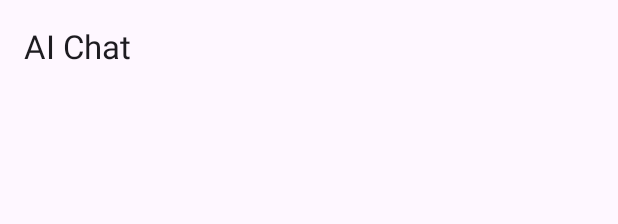
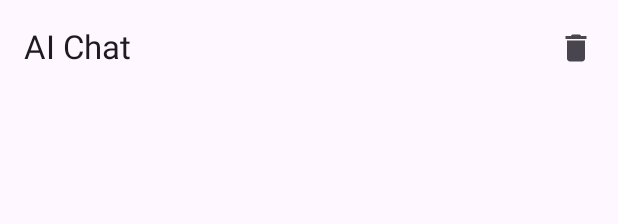
Before and after one commit to rogerrocaarano/uagrm_topicos_AiChat, an Android app built with Jetpack Compose: the @Preview function AppAndroidPreview, on a phone screen of 412 x 824 dp. Shown: the top 224 px of the screen. Run offline under Robolectric (Android 15) with nearby library versions, the phone set to English and light mode, and no system bars; libraries missing offline, so code that uses them is left out: com.mikepenz.markdown.

Commit message:
feat: add chat message discard functionality and auto-scroll to new messages

```diff
--- a/android_ios/composeApp/src/commonMain/kotlin/me/rogerroca/aichat/repositories/MessageRepository.kt
+++ b/android_ios/composeApp/src/commonMain/kotlin/me/rogerroca/aichat/repositories/MessageRepository.kt
@@ -15,6 +15,10 @@ object MessageRepository {
         return _messages.value
     }
 
+    fun clearMessages() {
+        _messages.value = emptyList()
+    }
+
     suspend fun addUserMessage(message: String) {
         _messages.value += Message(message, true)
 
--- a/android_ios/composeApp/src/commonMain/kotlin/me/rogerroca/aichat/ui/components/ChatMessages.kt
+++ b/android_ios/composeApp/src/commonMain/kotlin/me/rogerroca/aichat/ui/components/ChatMessages.kt
@@ -6,9 +6,11 @@ import androidx.compose.foundation.layout.Spacer
 import androidx.compose.foundation.layout.padding
 import androidx.compose.foundation.lazy.LazyColumn
 import androidx.compose.foundation.lazy.items
+import androidx.compose.foundation.lazy.rememberLazyListState
 import androidx.compose.material3.MaterialTheme
 import androidx.compose.material3.Text
 import androidx.compose.runtime.Composable
+import androidx.compose.runtime.LaunchedEffect
 import androidx.compose.ui.Modifier
 import androidx.compose.ui.graphics.Color
 import androidx.compose.ui.unit.dp
@@ -17,7 +19,16 @@ import me.rogerroca.aichat.data.Message
 
 @Composable
 fun ChatMessages(messages: List<Message>) {
-    LazyColumn {
+    // Remember the state of the list, so we can scroll to the bottom when a new message is added
+    val listState = rememberLazyListState()
+    LaunchedEffect(messages.size) {
+        if (messages.size > 2) {
+            listState.animateScrollToItem(messages.size - 2)
+        }
+    }
+    LazyColumn(
+        state = listState
+    ) {
         items(messages) { message ->
             if (message.isUserMessage) {
                 Row(
--- a/android_ios/composeApp/src/commonMain/kotlin/me/rogerroca/aichat/ui/screens/ChatScreen.kt
+++ b/android_ios/composeApp/src/commonMain/kotlin/me/rogerroca/aichat/ui/screens/ChatScreen.kt
@@ -1,11 +1,19 @@
 package me.rogerroca.aichat.ui.screens
 
+import androidx.compose.material.icons.Icons
+import androidx.compose.material.icons.filled.Delete
+import androidx.compose.material3.AlertDialog
+import androidx.compose.material3.Button
 import androidx.compose.material3.ExperimentalMaterial3Api
+import androidx.compose.material3.Icon
+import androidx.compose.material3.IconButton
 import androidx.compose.material3.Scaffold
 import androidx.compose.material3.Text
 import androidx.compose.material3.TopAppBar
 import androidx.compose.material3.TopAppBarDefaults
 import androidx.compose.runtime.Composable
+import androidx.compose.runtime.mutableStateOf
+import androidx.compose.runtime.remember
 import androidx.compose.ui.Modifier
 import androidx.compose.ui.input.nestedscroll.nestedScroll
 import me.rogerroca.aichat.repositories.MessageRepository
@@ -15,10 +23,41 @@ import me.rogerroca.aichat.ui.components.Chat
 @Composable
 fun ChatScreen(title: String) {
     val scrollBehavior = TopAppBarDefaults.pinnedScrollBehavior()
+    val showDiscardChatConfirmation = remember { mutableStateOf(false) }
+
+    if (showDiscardChatConfirmation.value) {
+        AlertDialog(
+            onDismissRequest = { showDiscardChatConfirmation.value = false },
+            title = { Text("Discard Chat Messages") },
+            text = { Text("Are you sure you want to discard all chat messages?") },
+            confirmButton = {
+                Button(onClick = {
+                    MessageRepository.clearMessages()
+                    showDiscardChatConfirmation.value = false
+                }) {
+                    Text("Discard")
+                }
+            },
+            dismissButton = {
+                Button(onClick = { showDiscardChatConfirmation.value = false }) {
+                    Text("Cancel")
+                }
+            }
+        )
+    }
+
     Scaffold(
         topBar = {
             TopAppBar(
                 title = { Text(title) },
+                actions = {
+                    IconButton(onClick = { showDiscardChatConfirmation.value = true }) {
+                        Icon(
+                            imageVector = Icons.Default.Delete,
+                            contentDescription = "Discard Chat Messages"
+                        )
+                    }
+                },
                 scrollBehavior = scrollBehavior
             )
         },
```
